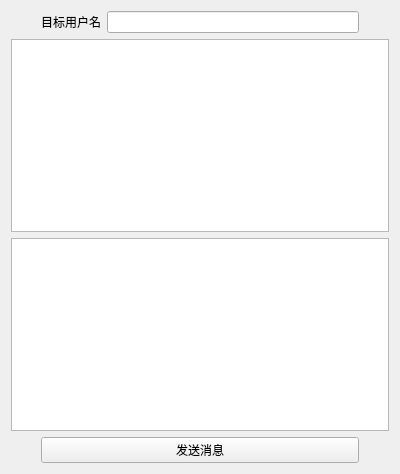
The window that Qt/TcpClient/widget.ui (zj0395/myCode) describes before a commit, drawn with Qt 5.
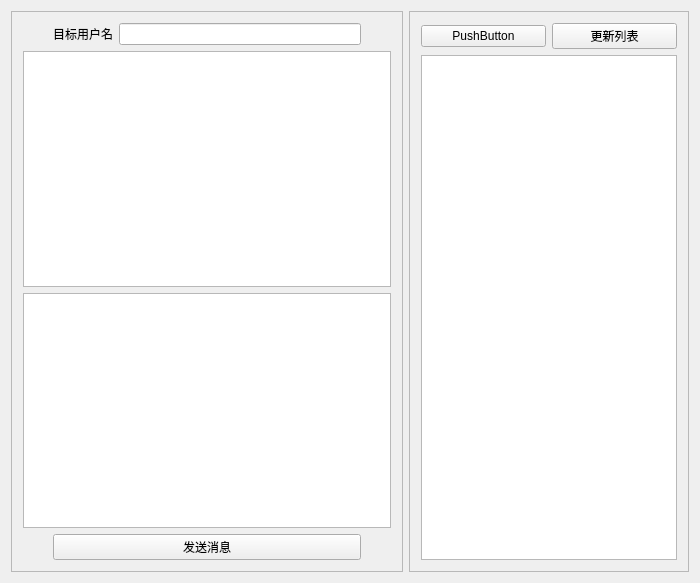
The same window after the commit.

The edit to the form file:
```diff
--- a/Qt/TcpClient/widget.ui
+++ b/Qt/TcpClient/widget.ui
@@ -6,15 +6,24 @@
    <rect>
     <x>0</x>
     <y>0</y>
-    <width>400</width>
-    <height>474</height>
+    <width>700</width>
+    <height>583</height>
    </rect>
   </property>
   <property name="windowTitle">
    <string>Widget</string>
   </property>
-  <layout class="QGridLayout" name="gridLayout">
+  <layout class="QGridLayout" name="gridLayout_2">
    <item row="0" column="0">
+    <widget class="QFrame" name="frameChat">
+     <property name="frameShape">
+      <enum>QFrame::StyledPanel</enum>
+     </property>
+     <property name="frameShadow">
+      <enum>QFrame::Raised</enum>
+     </property>
+     <layout class="QVBoxLayout" name="verticalLayout">
+      <item>
     <layout class="QHBoxLayout" name="horizontalLayout">
      <property name="leftMargin">
       <number>30</number>
@@ -34,17 +43,17 @@
      </item>
     </layout>
    </item>
-   <item row="1" column="0">
+      <item>
     <widget class="QTextEdit" name="TextRead">
      <property name="readOnly">
       <bool>true</bool>
      </property>
     </widget>
    </item>
-   <item row="2" column="0">
+      <item>
     <widget class="QTextEdit" name="TextWrite"/>
    </item>
-   <item row="3" column="0">
+      <item>
     <layout class="QHBoxLayout" name="horizontalLayout_2">
      <property name="leftMargin">
       <number>30</number>
@@ -60,6 +69,38 @@
       </widget>
      </item>
     </layout>
+      </item>
+     </layout>
+    </widget>
+   </item>
+   <item row="0" column="1">
+    <widget class="QFrame" name="frameUser">
+     <property name="frameShape">
+      <enum>QFrame::StyledPanel</enum>
+     </property>
+     <property name="frameShadow">
+      <enum>QFrame::Raised</enum>
+     </property>
+     <layout class="QGridLayout" name="gridLayout">
+      <item row="0" column="1">
+       <widget class="QPushButton" name="buttonUpdate">
+        <property name="text">
+         <string>更新列表</string>
+        </property>
+       </widget>
+      </item>
+      <item row="0" column="0">
+       <widget class="QPushButton" name="pushButton_2">
+        <property name="text">
+         <string>PushButton</string>
+        </property>
+       </widget>
+      </item>
+      <item row="1" column="0" colspan="2">
+       <widget class="QTreeView" name="userList"/>
+      </item>
+     </layout>
+    </widget>
    </item>
   </layout>
  </widget>
```
Lines whose indentation alone changed are shown as unchanged.
